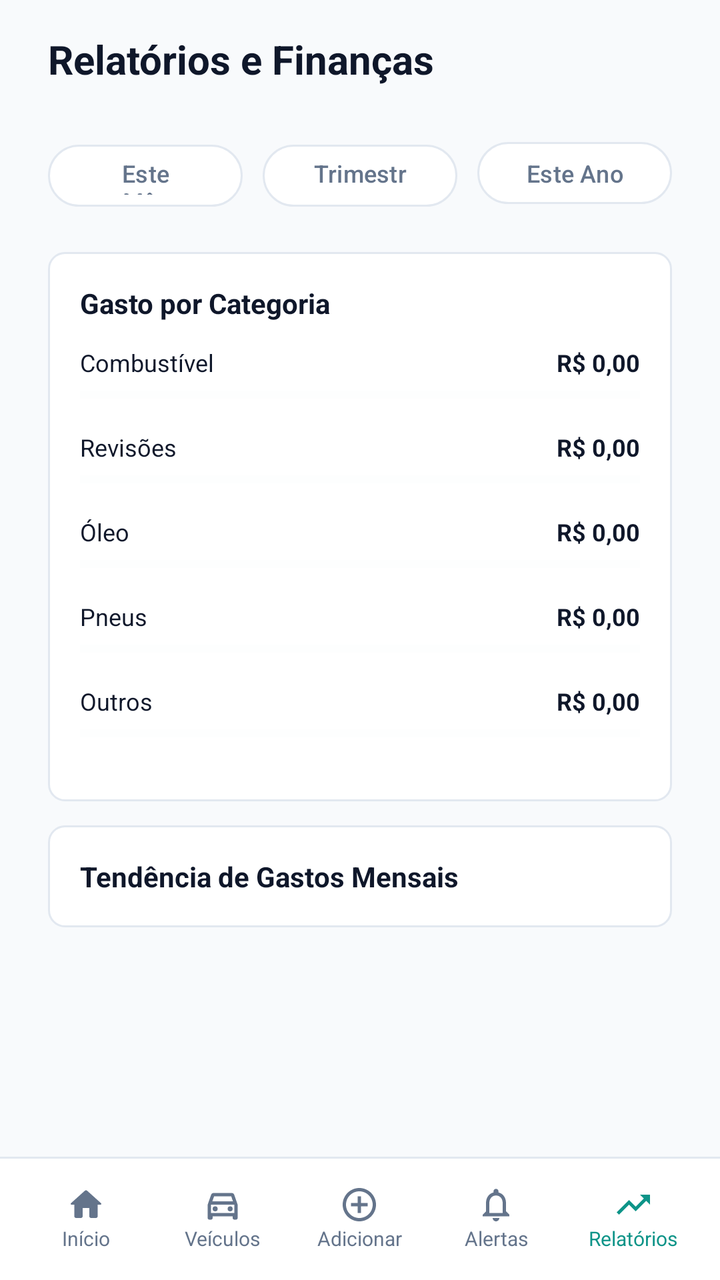
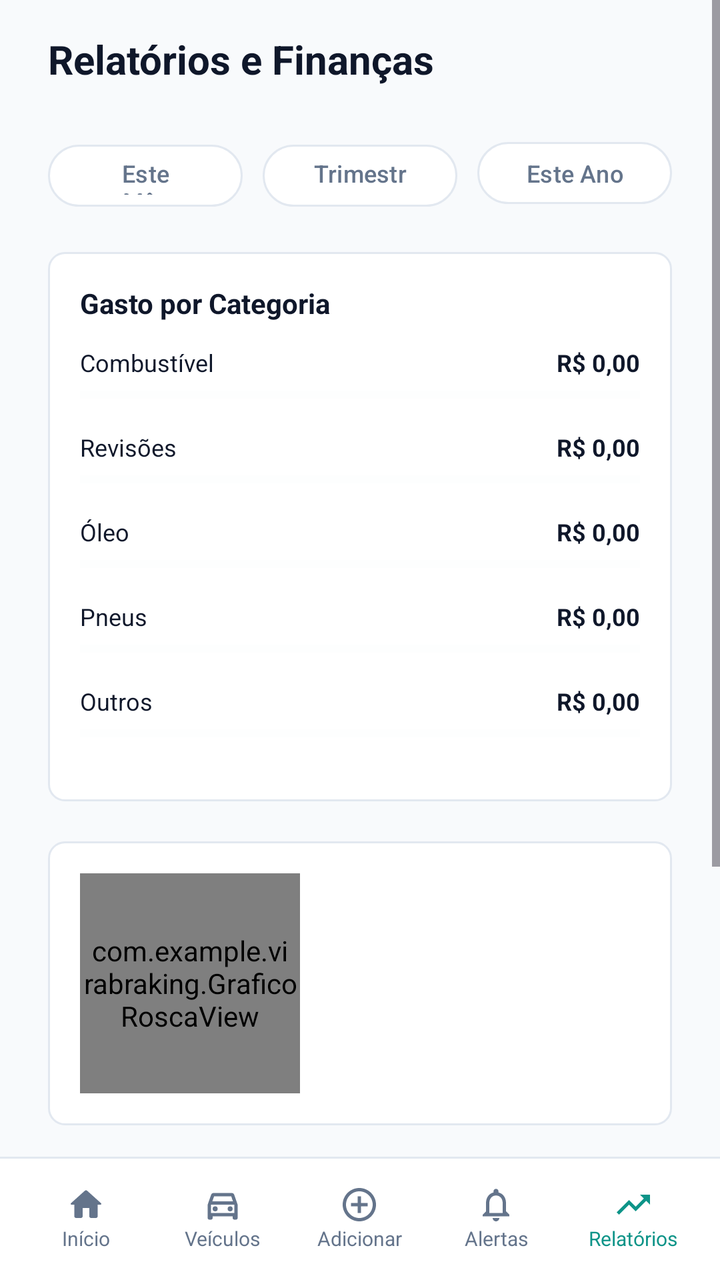

An Android layout rendered at two revisions. The XML below is the earlier revision; the diff shows what the commit changed to produce the second picture.
<!-- AndroidManifest.xml: application theme Theme.Virabraking -->
<!-- res/layout/activity_relatorios.xml -->
<?xml version="1.0" encoding="utf-8"?>
<androidx.constraintlayout.widget.ConstraintLayout xmlns:android="http://schemas.android.com/apk/res/android"
    xmlns:app="http://schemas.android.com/apk/res-auto"
    xmlns:tools="http://schemas.android.com/tools"
    android:layout_width="match_parent"
    android:layout_height="match_parent"
    android:background="#f8fafc"
    tools:context=".Relatorios">

    <ScrollView
        android:layout_width="match_parent"
        android:layout_height="0dp"
        app:layout_constraintTop_toTopOf="parent"
        app:layout_constraintBottom_toTopOf="@id/menuInferior">

        <LinearLayout
            android:layout_width="match_parent"
            android:layout_height="wrap_content"
            android:paddingHorizontal="24dp"
            android:paddingBottom="16dp"
            android:orientation="vertical">

            <LinearLayout
                android:layout_width="match_parent"
                android:layout_height="wrap_content"
                android:orientation="vertical">

                <LinearLayout
                    android:layout_width="match_parent"
                    android:layout_height="wrap_content"
                    android:paddingVertical="16dp"
                    android:gravity="center_vertical">

                    <TextView
                        android:layout_width="match_parent"
                        android:layout_height="wrap_content"
                        android:text="Relatórios e Finanças"
                        android:textStyle="bold"
                        android:textSize="20sp"
                        android:textColor="#0F172A" />
                </LinearLayout>

                <LinearLayout
                    android:layout_width="match_parent"
                    android:layout_height="wrap_content"
                    android:divider="@drawable/gap"
                    android:showDividers="middle"
                    android:paddingVertical="8dp">

                    <com.google.android.material.button.MaterialButton
                        android:id="@+id/btnEsteMes"
                        android:layout_width="0dp"
                        android:layout_height="39dp"
                        android:layout_weight="1"
                        android:textSize="12sp"
                        android:textColor="#64748b"
                        android:text="Este Mês"
                        app:backgroundTint="#FFFFFF"
                        app:strokeColor="#e2e8f0"
                        app:strokeWidth="1dp" />

                    <com.google.android.material.button.MaterialButton
                        android:id="@+id/btnTrimestre"
                        android:layout_width="0dp"
                        android:layout_height="39dp"
                        android:layout_weight="1"
                        android:textSize="12sp"
                        android:textColor="#64748b"
                        android:text="Trimestre"
                        app:backgroundTint="#FFFFFF"
                        app:strokeColor="#e2e8f0"
                        app:strokeWidth="1dp" />

                    <com.google.android.material.button.MaterialButton
                        android:id="@+id/btnEsteAno"
                        android:layout_width="0dp"
                        android:layout_height="39dp"
                        android:layout_weight="1"
                        android:textSize="12sp"
                        android:textColor="#64748b"
                        android:text="Este Ano"
                        app:backgroundTint="#FFFFFF"
                        app:strokeColor="#e2e8f0"
                        app:strokeWidth="1dp" />
                </LinearLayout>
            </LinearLayout>

            <LinearLayout
                android:layout_width="match_parent"
                android:layout_height="wrap_content"
                android:paddingVertical="12dp">

                <LinearLayout
                    android:layout_width="match_parent"
                    android:layout_height="wrap_content"
                    android:background="@drawable/bg_branco_arredondado_com_borda"
                    android:orientation="vertical"
                    android:padding="16dp">

                    <TextView
                        android:layout_width="match_parent"
                        android:layout_height="wrap_content"
                        android:text="Gasto por Categoria"
                        android:textStyle="bold"
                        android:textColor="#0F172A" />

                    <LinearLayout
                        android:layout_width="match_parent"
                        android:layout_height="wrap_content"
                        android:orientation="vertical"
                        android:layout_marginTop="12dp"
                        android:layout_marginBottom="10dp">

                        <LinearLayout
                            android:layout_width="match_parent"
                            android:layout_height="wrap_content">

                            <TextView
                                android:layout_width="0dp"
                                android:layout_height="wrap_content"
                                android:layout_weight="1"
                                android:textSize="12sp"
                                android:textColor="#0F172A"
                                android:text="Combustível" />

                            <TextView
                                android:id="@+id/tvValorCombustivel"
                                android:layout_width="wrap_content"
                                android:layout_height="wrap_content"
                                android:text="R$ 0,00"
                                android:textSize="12sp"
                                android:textColor="#0F172A"
                                android:textStyle="bold" />
                        </LinearLayout>

                        <ProgressBar
                            android:id="@+id/pbCombustivel"
                            style="?android:attr/progressBarStyleHorizontal"
                            android:layout_width="match_parent"
                            android:layout_height="wrap_content"
                            android:max="100"
                            android:progress="0"
                            android:progressTint="#0d9488"
                            android:progressBackgroundTint="#f8fafc" />
                    </LinearLayout>

                    
                    <LinearLayout
                        android:layout_width="match_parent"
                        android:layout_height="wrap_content"
                        android:orientation="vertical"
                        android:layout_marginBottom="10dp">

                        <LinearLayout
                            android:layout_width="match_parent"
                            android:layout_height="wrap_content">

                            <TextView
                                android:layout_width="0dp"
                                android:layout_height="wrap_content"
                                android:layout_weight="1"
                                android:textSize="12sp"
                                android:textColor="#0F172A"
                                android:text="Revisões" />

                            <TextView
                                android:id="@+id/tvValorRevisoes"
                                android:layout_width="wrap_content"
                                android:layout_height="wrap_content"
                                android:text="R$ 0,00"
                                android:textSize="12sp"
                                android:textColor="#0F172A"
                                android:textStyle="bold" />
                        </LinearLayout>

                        <ProgressBar
                            android:id="@+id/pbRevisoes"
                            style="?android:attr/progressBarStyleHorizontal"
                            android:layout_width="match_parent"
                            android:layout_height="wrap_content"
                            android:max="100"
                            android:progress="0"
                            android:progressTint="#0d9488"
                            android:progressBackgroundTint="#f8fafc" />
                    </LinearLayout>

                    <LinearLayout
                        android:layout_width="match_parent"
                        android:layout_height="wrap_content"
                        android:orientation="vertical"
                        android:layout_marginBottom="10dp">

                        <LinearLayout
                            android:layout_width="match_parent"
                            android:layout_height="wrap_content">

                            <TextView
                                android:layout_width="0dp"
                                android:layout_height="wrap_content"
                                android:layout_weight="1"
                                android:textSize="12sp"
                                android:textColor="#0F172A"
                                android:text="Óleo" />

                            <TextView
                                android:id="@+id/tvValorOleo"
                                android:layout_width="wrap_content"
                                android:layout_height="wrap_content"
                                android:text="R$ 0,00"
                                android:textSize="12sp"
                                android:textColor="#0F172A"
                                android:textStyle="bold" />
                        </LinearLayout>

                        <ProgressBar
                            android:id="@+id/pbOleo"
                            style="?android:attr/progressBarStyleHorizontal"
                            android:layout_width="match_parent"
                            android:layout_height="wrap_content"
                            android:max="100"
                            android:progress="0"
                            android:progressTint="#0d9488"
                            android:progressBackgroundTint="#f8fafc" />
                    </LinearLayout>

                    <LinearLayout
                        android:layout_width="match_parent"
                        android:layout_height="wrap_content"
                        android:orientation="vertical"
                        android:layout_marginBottom="10dp">

                        <LinearLayout
                            android:layout_width="match_parent"
                            android:layout_height="wrap_content">

                            <TextView
                                android:layout_width="0dp"
                                android:layout_height="wrap_content"
                                android:layout_weight="1"
                                android:textSize="12sp"
                                android:textColor="#0F172A"
                                android:text="Pneus" />

                            <TextView
                                android:id="@+id/tvValorPneus"
                                android:layout_width="wrap_content"
                                android:layout_height="wrap_content"
                                android:text="R$ 0,00"
                                android:textSize="12sp"
                                android:textColor="#0F172A"
                                android:textStyle="bold" />
                        </LinearLayout>

                        <ProgressBar
                            android:id="@+id/pbPneus"
                            style="?android:attr/progressBarStyleHorizontal"
                            android:layout_width="match_parent"
                            android:layout_height="wrap_content"
                            android:max="100"
                            android:progress="0"
                            android:progressTint="#0d9488"
                            android:progressBackgroundTint="#f8fafc" />
                    </LinearLayout>

                    <LinearLayout
                        android:layout_width="match_parent"
                        android:layout_height="wrap_content"
                        android:orientation="vertical"
                        android:layout_marginBottom="10dp">

                        <LinearLayout
                            android:layout_width="match_parent"
                            android:layout_height="wrap_content">

                            <TextView
                                android:layout_width="0dp"
                                android:layout_height="wrap_content"
                                android:layout_weight="1"
                                android:textSize="12sp"
                                android:textColor="#0F172A"
                                android:text="Outros" />

                            <TextView
                                android:id="@+id/tvValorOutros"
                                android:layout_width="wrap_content"
                                android:layout_height="wrap_content"
                                android:text="R$ 0,00"
                                android:textSize="12sp"
                                android:textColor="#0F172A"
                                android:textStyle="bold" />
                        </LinearLayout>

                        <ProgressBar
                            android:id="@+id/pbOutros"
                            style="?android:attr/progressBarStyleHorizontal"
                            android:layout_width="match_parent"
                            android:layout_height="wrap_content"
                            android:max="100"
                            android:progress="0"
                            android:progressTint="#0d9488"
                            android:progressBackgroundTint="#f8fafc" />
                    </LinearLayout>
                </LinearLayout>
            </LinearLayout>

            <LinearLayout
                android:layout_width="match_parent"
                android:layout_height="wrap_content"
                android:padding="16dp"
                android:background="@drawable/bg_branco_arredondado_com_borda">

                <TextView
                    android:layout_width="match_parent"
                    android:layout_height="wrap_content"
                    android:text="Tendência de Gastos Mensais"
                    android:textStyle="bold"
                    android:textColor="#0F172A" />
            </LinearLayout>
        </LinearLayout>
    </ScrollView>

    <LinearLayout
        android:id="@+id/menuInferior"
        android:layout_width="match_parent"
        android:layout_height="wrap_content"
        android:orientation="horizontal"
        android:background="@drawable/borda_topo_menu_inferior"
        android:padding="14dp"
        android:divider="@drawable/gap"
        android:showDividers="middle"
        app:layout_constraintBottom_toBottomOf="parent">

        <LinearLayout
            android:id="@+id/llInicio"
            android:layout_width="0dp"
            android:layout_height="wrap_content"
            android:orientation="vertical"
            android:layout_weight="1"
            android:gravity="center">

            <ImageView
                android:layout_width="wrap_content"
                android:layout_height="wrap_content"
                android:src="@drawable/vetor_menu_inicio"
                app:tint="#64748b" />

            <TextView
                android:layout_width="wrap_content"
                android:layout_height="wrap_content"
                android:text="Início"
                android:textSize="10sp"
                android:textColor="#64748b" />
        </LinearLayout>

        <LinearLayout
            android:id="@+id/llVeiculos"
            android:layout_width="0dp"
            android:layout_height="wrap_content"
            android:orientation="vertical"
            android:layout_weight="1"
            android:gravity="center">

            <ImageView
                android:layout_width="wrap_content"
                android:layout_height="wrap_content"
                android:src="@drawable/vetor_menu_veiculo" />

            <TextView
                android:layout_width="wrap_content"
                android:layout_height="wrap_content"
                android:text="Veículos"
                android:textSize="10sp"
                android:textColor="#64748b" />
        </LinearLayout>

        <LinearLayout
            android:id="@+id/llAdicionar"
            android:layout_width="0dp"
            android:layout_height="wrap_content"
            android:orientation="vertical"
            android:layout_weight="1"
            android:gravity="center">

            <ImageView
                android:layout_width="wrap_content"
                android:layout_height="wrap_content"
                android:src="@drawable/vetor_menu_adicionar" />

            <TextView
                android:layout_width="wrap_content"
                android:layout_height="wrap_content"
                android:text="Adicionar"
                android:textSize="10sp"
                android:textColor="#64748b"/>
        </LinearLayout>

        <LinearLayout
            android:id="@+id/llAlertas"
            android:layout_width="0dp"
            android:layout_height="wrap_content"
            android:orientation="vertical"
            android:layout_weight="1"
            android:gravity="center">

            <ImageView
                android:layout_width="wrap_content"
                android:layout_height="wrap_content"
                android:src="@drawable/vetor_menu_alertas" />

            <TextView
                android:layout_width="wrap_content"
                android:layout_height="wrap_content"
                android:text="Alertas"
                android:textSize="10sp"
                android:textColor="#64748b"/>
        </LinearLayout>

        <LinearLayout
            android:id="@+id/llRelatorios"
            android:layout_width="0dp"
            android:layout_height="wrap_content"
            android:orientation="vertical"
            android:layout_weight="1"
            android:gravity="center">

            <ImageView
                android:layout_width="wrap_content"
                android:layout_height="wrap_content"
                android:src="@drawable/vetor_menu_relatorios"
                app:tint="#0d9488" />

            <TextView
                android:layout_width="wrap_content"
                android:layout_height="wrap_content"
                android:text="Relatórios"
                android:textSize="10sp"
                android:textColor="#0d9488"/>
        </LinearLayout>
    </LinearLayout>
</androidx.constraintlayout.widget.ConstraintLayout>
<!-- resources referenced by this layout -->
<resources>
  <!-- drawable bg_branco_arredondado_com_borda (drawable) -->
  <?xml version="1.0" encoding="utf-8"?>
  <shape xmlns:android="http://schemas.android.com/apk/res/android"
      android:shape="rectangle">
  
      <solid android:color="#ffffff" />
      <stroke
          android:width="1dp"
          android:color="#e2e8f0" />
  
      <corners android:radius="8dp" />
  
  </shape>
  <!-- drawable borda_topo_menu_inferior (drawable) -->
  <?xml version="1.0" encoding="utf-8"?>
  <layer-list xmlns:android="http://schemas.android.com/apk/res/android">
      <item>
          <shape android:shape="rectangle">
              <solid android:color="#FFFFFF" />
          </shape>
      </item>
  
      <item android:height="1dp">
          <shape android:shape="rectangle">
              <solid android:color="#e2e8f0" />
          </shape>
      </item>
  
  </layer-list>
  <!-- drawable gap (drawable) -->
  <?xml version="1.0" encoding="utf-8"?>
  <shape xmlns:android="http://schemas.android.com/apk/res/android">
      <size android:height="10dp" android:width="10dp" />
      <solid android:color="@android:color/transparent" />
  </shape>
  <!-- drawable vetor_menu_adicionar (drawable) -->
  <vector android:height="20dp" android:tint="#64748b"
      android:viewportHeight="24" android:viewportWidth="24"
      android:width="20dp" xmlns:android="http://schemas.android.com/apk/res/android">
      <path android:fillColor="@android:color/white" android:pathData="M13,7h-2v4L7,11v2h4v4h2v-4h4v-2h-4L13,7zM12,2C6.48,2 2,6.48 2,12s4.48,10 10,10 10,-4.48 10,-10S17.52,2 12,2zM12,20c-4.41,0 -8,-3.59 -8,-8s3.59,-8 8,-8 8,3.59 8,8 -3.59,8 -8,8z"/>
  </vector>
  <!-- drawable vetor_menu_alertas (drawable) -->
  <vector android:height="20dp" android:tint="#64748b"
      android:viewportHeight="24" android:viewportWidth="24"
      android:width="20dp" xmlns:android="http://schemas.android.com/apk/res/android">
      <path android:fillColor="@android:color/white" android:pathData="M12,22c1.1,0 2,-0.9 2,-2h-4c0,1.1 0.9,2 2,2zM18,16v-5c0,-3.07 -1.63,-5.64 -4.5,-6.32L13.5,4c0,-0.83 -0.67,-1.5 -1.5,-1.5s-1.5,0.67 -1.5,1.5v0.68C7.64,5.36 6,7.92 6,11v5l-2,2v1h16v-1l-2,-2zM16,17L8,17v-6c0,-2.48 1.51,-4.5 4,-4.5s4,2.02 4,4.5v6z"/>
  </vector>
  <!-- drawable vetor_menu_inicio (drawable) -->
  <vector android:height="20dp" android:tint="#64748b"
      android:viewportHeight="24" android:viewportWidth="24"
      android:width="20dp" xmlns:android="http://schemas.android.com/apk/res/android">
      <path android:fillColor="@android:color/white" android:pathData="M10,19v-5h4v5c0,0.55 0.45,1 1,1h3c0.55,0 1,-0.45 1,-1v-7h1.7c0.46,0 0.68,-0.57 0.33,-0.87L12.67,3.6c-0.38,-0.34 -0.96,-0.34 -1.34,0l-8.36,7.53c-0.34,0.3 -0.13,0.87 0.33,0.87H5v7c0,0.55 0.45,1 1,1h3c0.55,0 1,-0.45 1,-1z"/>
  </vector>
  <!-- drawable vetor_menu_relatorios (drawable) -->
  <vector android:autoMirrored="true" android:height="20dp"
      android:tint="#64748b" android:viewportHeight="24"
      android:viewportWidth="24" android:width="20dp" xmlns:android="http://schemas.android.com/apk/res/android">
      <path android:fillColor="@android:color/white" android:pathData="M16,6l2.29,2.29 -4.88,4.88 -4,-4L2,16.59 3.41,18l6,-6 4,4 6.3,-6.29L22,12V6z"/>
  </vector>
  <style name="Theme.Virabraking" parent="Base.Theme.Virabraking" />
  <style name="Base.Theme.Virabraking" parent="Theme.Material3.DayNight.NoActionBar">
          
          <item name="colorPrimary">#0d9488</item>
      </style>
  <!-- unchanged entries left out for length: 1 -->
</resources>

<!-- the commit's change to res/layout/activity_relatorios.xml (unified diff, before → after) -->
@@ -88,7 +88,8 @@
             <LinearLayout
                 android:layout_width="match_parent"
                 android:layout_height="wrap_content"
-                android:paddingVertical="12dp">
+                android:layout_marginTop="12dp"
+                android:layout_marginBottom="20dp">
 
                 <LinearLayout
                     android:layout_width="match_parent"
@@ -144,7 +145,6 @@
                             android:progressBackgroundTint="#f8fafc" />
                     </LinearLayout>
 
-                    
                     <LinearLayout
                         android:layout_width="match_parent"
                         android:layout_height="wrap_content"
@@ -306,6 +306,35 @@
             <LinearLayout
                 android:layout_width="match_parent"
                 android:layout_height="wrap_content"
+                android:layout_marginBottom="20dp">
+
+                <LinearLayout
+                    android:layout_width="match_parent"
+                    android:layout_height="wrap_content"
+                    android:background="@drawable/bg_branco_arredondado_com_borda"
+                    android:gravity="center_vertical"
+                    android:orientation="horizontal"
+                    android:padding="16dp">
+
+                    <com.example.virabraking.GraficoRoscaView
+                        android:id="@+id/graficoVeiculos"
+                        android:layout_width="110dp"
+                        android:layout_height="110dp" />
+
+                    <LinearLayout
+                        android:id="@+id/llLegendaVeiculos"
+                        android:layout_width="0dp"
+                        android:layout_height="wrap_content"
+                        android:layout_marginStart="16dp"
+                        android:layout_weight="1"
+                        android:orientation="vertical" />
+                </LinearLayout>
+            </LinearLayout>
+
+            <LinearLayout
+                android:layout_width="match_parent"
+                android:layout_height="wrap_content"
+                android:orientation="vertical"
                 android:padding="16dp"
                 android:background="@drawable/bg_branco_arredondado_com_borda">
 
@@ -315,6 +344,15 @@
                     android:text="Tendência de Gastos Mensais"
                     android:textStyle="bold"
                     android:textColor="#0F172A" />
+
+                <LinearLayout
+                    android:id="@+id/llBarrasMensais"
+                    android:layout_width="match_parent"
+                    android:layout_height="110dp"
+                    android:layout_marginTop="12dp"
+                    android:baselineAligned="false"
+                    android:gravity="bottom"
+                    android:orientation="horizontal" />
             </LinearLayout>
         </LinearLayout>
     </ScrollView>
